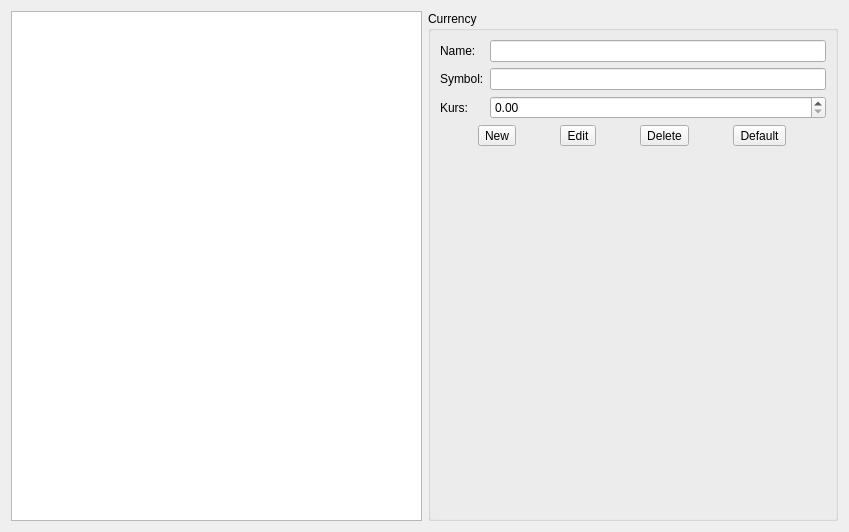
sergey196510/mycash, file listcurrency.ui: the form before one commit.
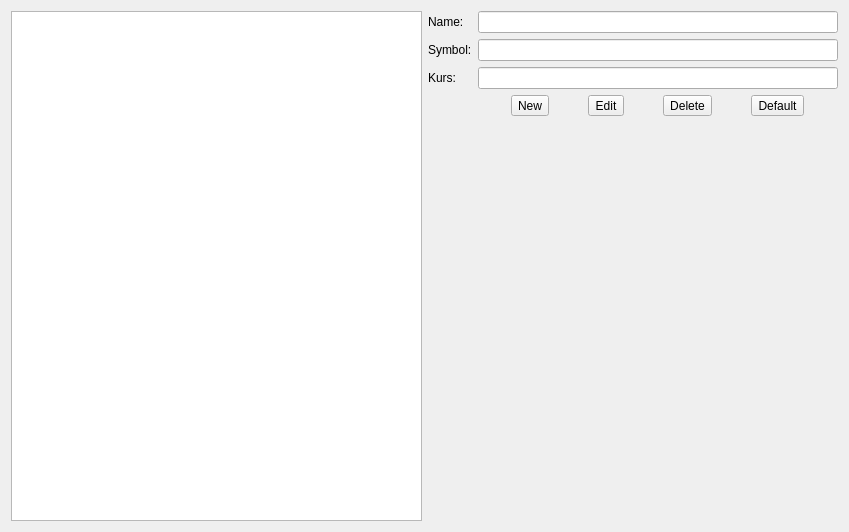
The form after the commit. Custom widgets are drawn as their Qt base class.

The edit to the form file:
```diff
--- a/listcurrency.ui
+++ b/listcurrency.ui
@@ -20,12 +20,6 @@
    <item>
     <layout class="QVBoxLayout" name="verticalLayout_2">
      <item>
-      <widget class="QGroupBox" name="groupBox">
-       <property name="title">
-        <string>Currency</string>
-       </property>
-       <layout class="QVBoxLayout" name="verticalLayout">
-        <item>
          <layout class="QGridLayout" name="gridLayout">
           <item row="0" column="0">
            <widget class="QLabel" name="label">
@@ -55,11 +49,9 @@
            <widget class="QLineEdit" name="symbolEdit"/>
           </item>
           <item row="2" column="1">
-           <widget class="QDoubleSpinBox" name="kursEdit"/>
-          </item>
-         </layout>
-        </item>
-        <item>
+        <widget class="currencyEdit" name="kursEdit"/>
+       </item>
+       <item row="3" column="1">
          <layout class="QHBoxLayout" name="horizontalLayout">
           <item>
            <widget class="QToolButton" name="newButton">
@@ -91,6 +83,8 @@
           </item>
          </layout>
         </item>
+      </layout>
+     </item>
         <item>
          <spacer name="verticalSpacer">
           <property name="orientation">
@@ -105,12 +99,16 @@
          </spacer>
         </item>
        </layout>
-      </widget>
-     </item>
-    </layout>
-   </item>
-  </layout>
+   </item>
+  </layout>
  </widget>
+ <customwidgets>
+  <customwidget>
+   <class>currencyEdit</class>
+   <extends>QLineEdit</extends>
+   <header location="global">currencyedit.h</header>
+  </customwidget>
+ </customwidgets>
  <resources/>
  <connections/>
 </ui>
```
Left out of the diff: 12 changed lines with no effect on the pictures. Lines whose indentation alone changed are shown as unchanged.
